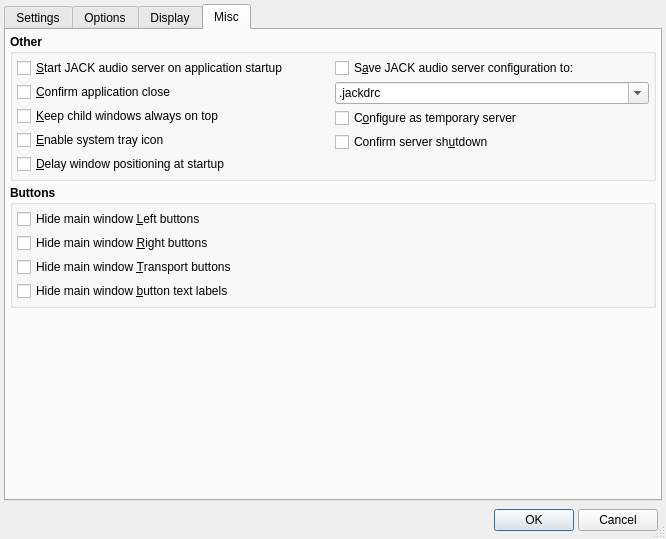
The window that src/qjackctlSetupForm.ui (eurogiciel-oss/qjackctl) describes before a commit, drawn with Qt 5.
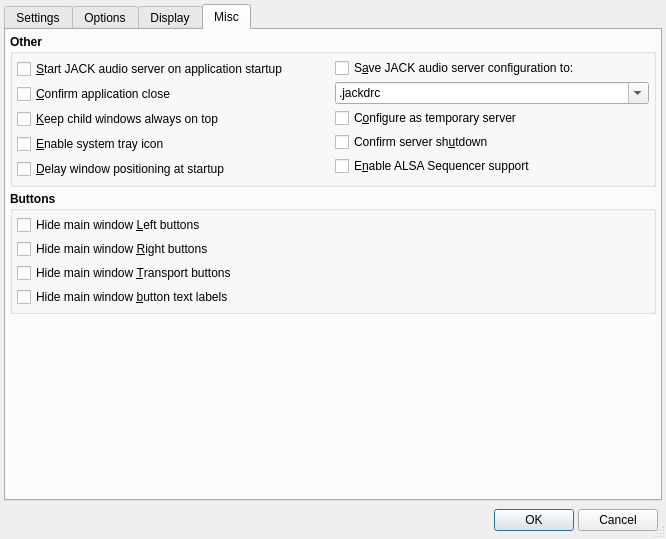
The same window after the commit. The open tabs and pages were chosen to show the change. Icons and pictures are not drawn.

Commit message: - ALSA Sequencer support is now an optional feature on setup,   preventing the annoying "MIDI patchbay will be not available"   warning message, ruining window placement on Linux systems   where the snd-midi-seq kernel module is not loaded or not   favorable (eg. OSS) at startup (by request from Jussi Laako).

Diff of the .ui file:
```diff
--- a/src/qjackctlSetupForm.ui
+++ b/src/qjackctlSetupForm.ui
@@ -3732,6 +3732,25 @@
               </property>
              </widget>
             </item>
+            <item>
+             <widget class="QCheckBox" name="AlsaSeqEnabledCheckBox" >
+              <property name="font" >
+               <font>
+                <weight>50</weight>
+                <bold>false</bold>
+               </font>
+              </property>
+              <property name="toolTip" >
+               <string>Whether to enable ALSA Sequencer (MIDI) support on startup</string>
+              </property>
+              <property name="text" >
+               <string>E&amp;nable ALSA Sequencer support</string>
+              </property>
+              <property name="shortcut" >
+               <string>Alt+N</string>
+              </property>
+             </widget>
+            </item>
            </layout>
           </item>
          </layout>
```
Left out of the diff: 1 changed line with no effect on the pictures. The commit also changes 8 other files.
